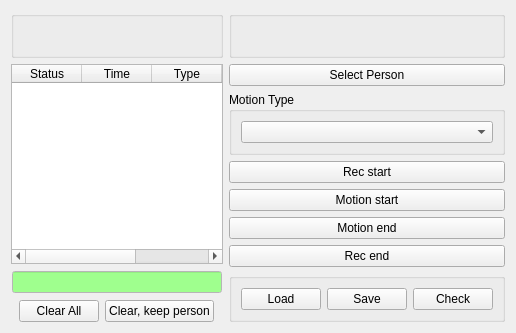
First picture: the form in tinyos-2.x/trunk/support/cpp/TestShimmer/src/LogWidget.ui, repository baharev/szte-wsn-code, before the edit.
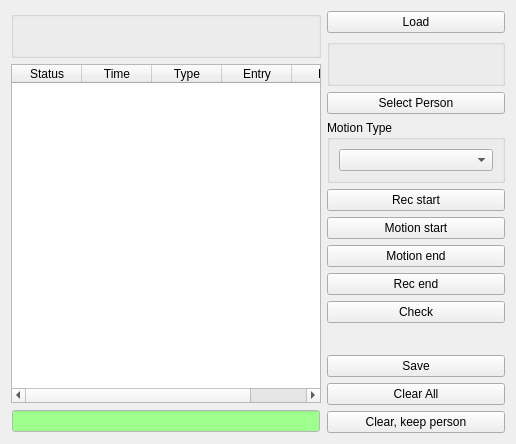
Second picture: the form after the edit.

Commit message: button rearrangement

```diff
--- a/tinyos-2.x/trunk/support/cpp/TestShimmer/src/LogWidget.ui
+++ b/tinyos-2.x/trunk/support/cpp/TestShimmer/src/LogWidget.ui
@@ -565,54 +565,20 @@
        </item>
       </layout>
      </item>
-     <item>
-      <layout class="QHBoxLayout" name="horizontalLayout_3">
-       <item>
-        <spacer name="horizontalSpacer_2">
-         <property name="orientation">
-          <enum>Qt::Horizontal</enum>
-         </property>
-         <property name="sizeHint" stdset="0">
-          <size>
-           <width>40</width>
-           <height>20</height>
-          </size>
-         </property>
-        </spacer>
-       </item>
-       <item>
-        <widget class="QPushButton" name="clearButton">
-         <property name="text">
-          <string>Clear All</string>
-         </property>
-        </widget>
-       </item>
-       <item>
-        <widget class="QPushButton" name="clearKeepPersonButton">
-         <property name="text">
-          <string>Clear, keep person</string>
-         </property>
-        </widget>
-       </item>
-       <item>
-        <spacer name="horizontalSpacer">
-         <property name="orientation">
-          <enum>Qt::Horizontal</enum>
-         </property>
-         <property name="sizeHint" stdset="0">
-          <size>
-           <width>40</width>
-           <height>20</height>
-          </size>
-         </property>
-        </spacer>
-       </item>
-      </layout>
-     </item>
     </layout>
    </item>
    <item>
-    <layout class="QVBoxLayout" name="verticalLayout_2">
+    <layout class="QVBoxLayout" name="buttonsVLayout">
+     <property name="sizeConstraint">
+      <enum>QLayout::SetMinimumSize</enum>
+     </property>
+     <item>
+      <widget class="QPushButton" name="loadButton">
+       <property name="text">
+        <string>Load</string>
+       </property>
+      </widget>
+     </item>
      <item>
       <widget class="QGroupBox" name="groupBox_2">
        <property name="title">
@@ -718,6 +684,71 @@
        </property>
       </widget>
      </item>
+     <item>
+      <widget class="QPushButton" name="checkButton">
+       <property name="text">
+        <string>Check</string>
+       </property>
+      </widget>
+     </item>
+     <item>
+      <layout class="QHBoxLayout" name="horizontalLayout_3">
+       <item>
+        <spacer name="horizontalSpacer">
+         <property name="orientation">
+          <enum>Qt::Horizontal</enum>
+         </property>
+         <property name="sizeHint" stdset="0">
+          <size>
+           <width>40</width>
+           <height>20</height>
+          </size>
+         </property>
+        </spacer>
+       </item>
+       <item>
+        <widget class="QLabel" name="label">
+         <property name="text">
+          <string/>
+         </property>
+        </widget>
+       </item>
+       <item>
+        <spacer name="horizontalSpacer_2">
+         <property name="orientation">
+          <enum>Qt::Horizontal</enum>
+         </property>
+         <property name="sizeHint" stdset="0">
+          <size>
+           <width>40</width>
+           <height>20</height>
+          </size>
+         </property>
+        </spacer>
+       </item>
+      </layout>
+     </item>
+     <item>
+      <widget class="QPushButton" name="saveButton">
+       <property name="text">
+        <string>Save</string>
+       </property>
+      </widget>
+     </item>
+     <item>
+      <widget class="QPushButton" name="clearButton">
+       <property name="text">
+        <string>Clear All</string>
+       </property>
+      </widget>
+     </item>
+     <item>
+      <widget class="QPushButton" name="clearKeepPersonButton">
+       <property name="text">
+        <string>Clear, keep person</string>
+       </property>
+      </widget>
+     </item>
      <item>
       <spacer name="verticalSpacer">
        <property name="orientation">
@@ -731,36 +762,6 @@
        </property>
       </spacer>
      </item>
-     <item>
-      <widget class="QGroupBox" name="groupBox">
-       <property name="title">
-        <string/>
-       </property>
-       <layout class="QHBoxLayout" name="horizontalLayout_4">
-        <item>
-         <widget class="QPushButton" name="loadButton">
-          <property name="text">
-           <string>Load</string>
-          </property>
-         </widget>
-        </item>
-        <item>
-         <widget class="QPushButton" name="saveButton">
-          <property name="text">
-           <string>Save</string>
-          </property>
-         </widget>
-        </item>
-        <item>
-         <widget class="QPushButton" name="checkButton">
-          <property name="text">
-           <string>Check</string>
-          </property>
-         </widget>
-        </item>
-       </layout>
-      </widget>
-     </item>
     </layout>
    </item>
   </layout>
```
Left out of the diff: 2 changed lines with no effect on the pictures. The commit also changes 1 other file.
